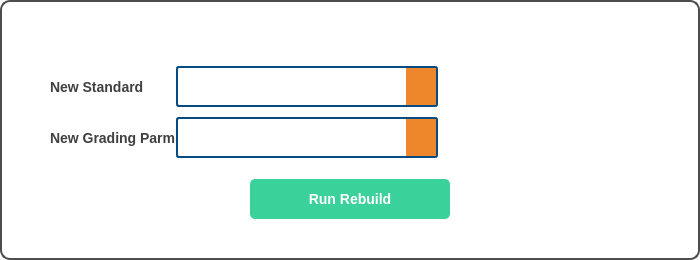
Old version of the form uiFiles/single_rebuild_manual.ui in the repository DORSA-co/Paticle_Size_Analyser.
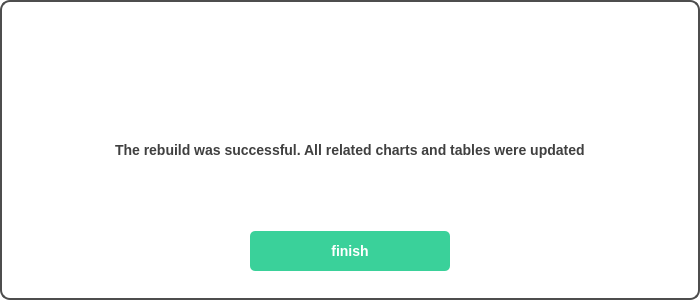
New version of the form. The open tabs and pages were chosen to show the change. Icons and pictures are not drawn.

Commit message: rebuild in reports and report page success massage added, rebuild dialogs have seperate classes in dialog folder now

What changed in the file:
```diff
--- a/uiFiles/single_rebuild_manual.ui
+++ b/uiFiles/single_rebuild_manual.ui
@@ -7,7 +7,7 @@
     <x>0</x>
     <y>0</y>
     <width>700</width>
-    <height>260</height>
+    <height>300</height>
    </rect>
   </property>
   <property name="sizePolicy">
@@ -19,7 +19,7 @@
   <property name="minimumSize">
    <size>
     <width>700</width>
-    <height>260</height>
+    <height>300</height>
    </size>
   </property>
   <property name="maximumSize">
@@ -264,6 +264,21 @@
       <number>20</number>
      </property>
      <item>
+      <widget class="QStackedWidget" name="pages">
+       <property name="styleSheet">
+        <string notr="true">#setting,
+#finish
+{
+	background-color:#fff;
+
+}</string>
+       </property>
+       <property name="currentIndex">
+        <number>0</number>
+       </property>
+       <widget class="QWidget" name="setting">
+        <layout class="QVBoxLayout" name="verticalLayout_3">
+         <item>
       <layout class="QGridLayout" name="gridLayout">
        <property name="topMargin">
         <number>0</number>
@@ -379,6 +394,53 @@
         </size>
        </property>
       </spacer>
+         </item>
+        </layout>
+       </widget>
+       <widget class="QWidget" name="finish">
+        <layout class="QVBoxLayout" name="verticalLayout_4">
+         <item alignment="Qt::AlignHCenter">
+          <widget class="QLabel" name="finish_massage">
+           <property name="text">
+            <string>The rebuild was successful. All related charts and tables were updated</string>
+           </property>
+          </widget>
+         </item>
+         <item>
+          <layout class="QHBoxLayout" name="horizontalLayout_3">
+           <item>
+            <widget class="QPushButton" name="finish_btn">
+             <property name="styleSheet">
+              <string notr="true">QPushButton{
+
+background-color: rgb(58, 209, 154);
+color:#ffffff;
+max-width: 200px;
+}
+
+
+QPushButton:hover{
+
+background-color: rgb(49, 177, 130);
+color:#ffffff;
+}
+
+QPushButton:disabled{
+background-color: rgb(220, 220, 220);
+color:#909090;
+max-width: 200px;
+}</string>
+             </property>
+             <property name="text">
+              <string>finish</string>
+             </property>
+            </widget>
+           </item>
+          </layout>
+         </item>
+        </layout>
+       </widget>
+      </widget>
      </item>
     </layout>
    </item>
```
Lines whose indentation alone changed are shown as unchanged. The commit also changes 12 other files.
